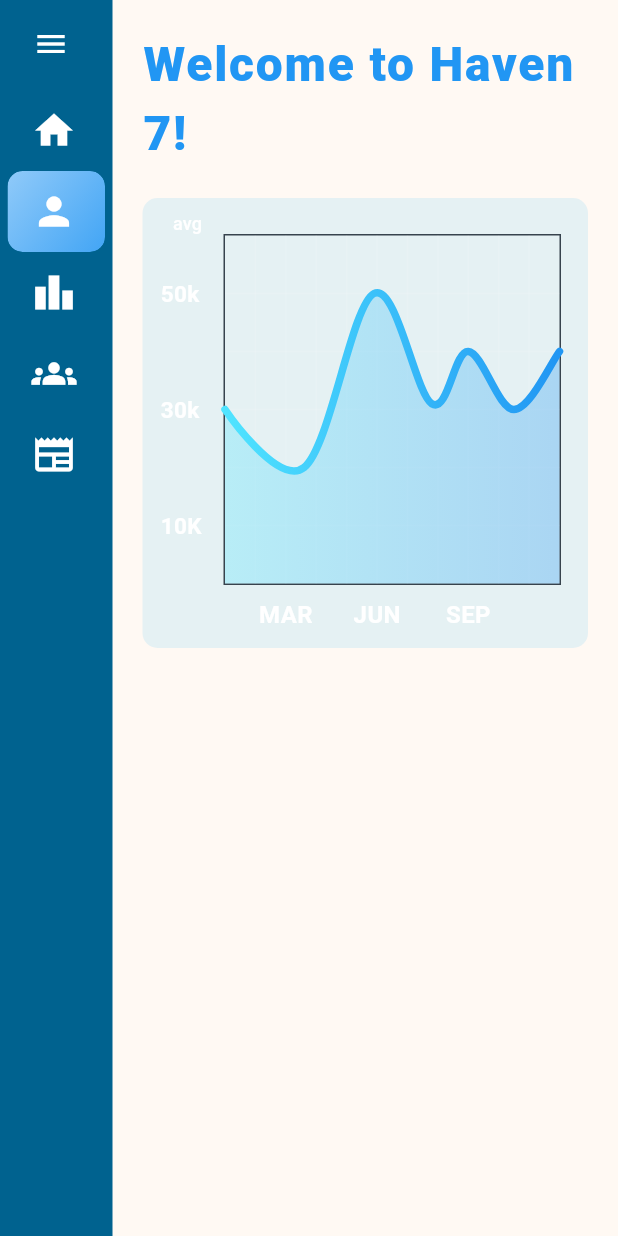
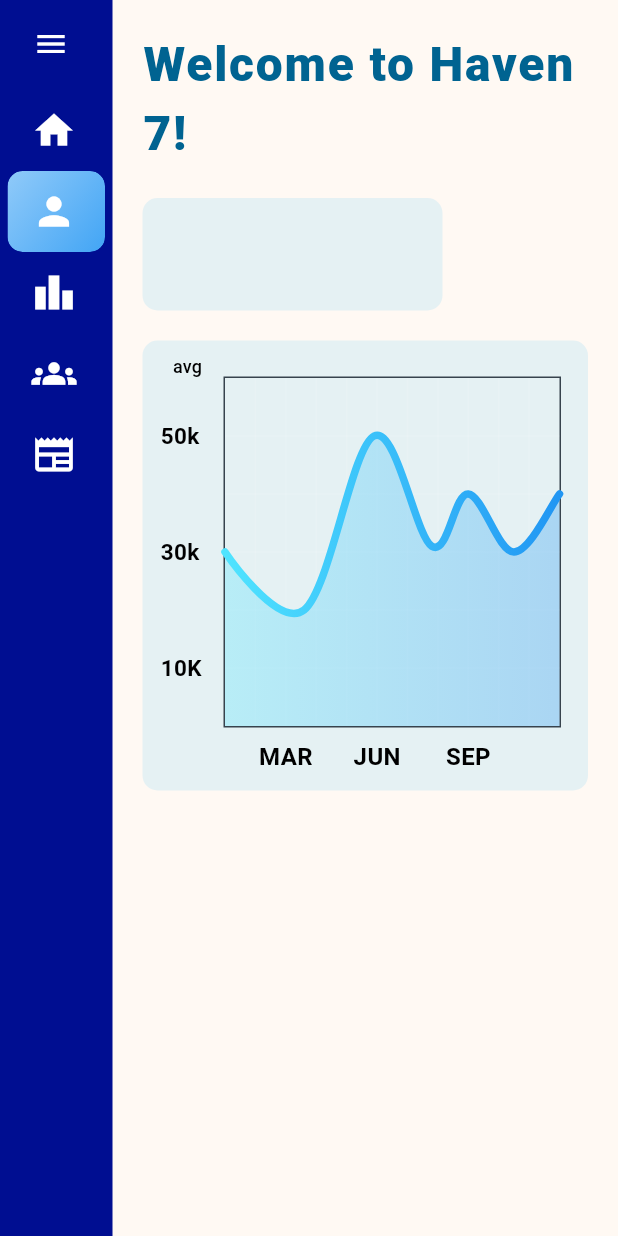
Before and after one commit to MistaPepe/haven7_flutterweb, a Flutter app: the MediumLayout screen opened directly, on a phone screen of 412 x 824 dp. Run offline on Flutter 3.47's test engine with Material 3 defaults, Android fonts, the phone set to English and light mode, and no system bars; drawn by our look-alikes of fl_chart; Roboto replaces fonts that are missing (Montserrat).

Commit message:
drawer update

```diff
--- a/lib/ui/component_widgets/graph.dart
+++ b/lib/ui/component_widgets/graph.dart
@@ -70,7 +70,7 @@ class _LineChartSample2State extends State<LineChartSample2> {
               'avg',
               style: TextStyle(
                 fontSize: 12,
-                color: showAvg ? Colors.white.withOpacity(0.5) : Colors.white,
+                color: showAvg ? Colors.black.withOpacity(0.5) : Colors.black,
               ),
             ),
           ),
@@ -83,7 +83,7 @@ class _LineChartSample2State extends State<LineChartSample2> {
     const style = TextStyle(
       fontWeight: FontWeight.bold,
       fontSize: 16,
-      color: Colors.white
+      color: Colors.black
     );
     Widget text;
     switch (value.toInt()) {
@@ -111,7 +111,7 @@ class _LineChartSample2State extends State<LineChartSample2> {
     const style = TextStyle(
       fontWeight: FontWeight.bold,
       fontSize: 15,
-      color: Colors.white
+      color: Colors.black
     );
     String text;
     switch (value.toInt()) {
--- a/lib/ui/component_widgets/router_bar_icons.dart
+++ b/lib/ui/component_widgets/router_bar_icons.dart
@@ -1,6 +1,8 @@
 import 'package:flutter/material.dart';
 import '../../provider/provider.dart';
 
+
+// building block for icon and the name of the router
 mixin RouterList {
   Widget routerRow(
       BuildContext context, String name, IconData icon, bool isHover) {
@@ -8,7 +10,7 @@ mixin RouterList {
       if (DrawerRouter.currentPage == name) {
         return [Colors.blue.shade200, Colors.blue.shade400];
       } else if (isHover) {
-        return [Colors.blue.shade400, Colors.blue.shade800];
+        return [const Color.fromARGB(255, 66, 108, 245), const Color.fromARGB(255, 21, 61, 192)];
       } else {
         return [const Color.fromARGB(0, 245, 55, 55), Colors.transparent];
       }
@@ -41,6 +43,7 @@ mixin RouterList {
   }
 }
 
+// blueprint that access the admindrawer class to form drawer
 abstract class DrawerRouterList extends StatefulWidget with RouterList {
   const DrawerRouterList({super.key});
 
@@ -81,3 +84,23 @@ class _DrawerRouterListState extends State<DrawerRouterList> {
     return widget.container((routerList()));
   }
 }
+
+class CustomDrawerMediumAndDesktop extends DrawerRouterList {
+  const CustomDrawerMediumAndDesktop({super.key});
+
+  @override
+  Widget container(List<Widget> routerList) {
+    return AnimatedContainer(
+      duration:const Duration(milliseconds: 250),
+      width: DrawerRouter.isDrawerOpen ? 220 : 75,
+      height: double.infinity,
+      color: const Color.fromARGB(255, 0, 14, 145),
+      child: Padding(
+        padding: const EdgeInsets.fromLTRB(5, 60, 5, 0),
+        child: ListView(
+          children: routerList,
+        ),
+      ),
+    );
+  }
+}
--- a/lib/ui/responsive_layouts/medium_layout.dart
+++ b/lib/ui/responsive_layouts/medium/medium_layout.dart
@@ -35,32 +35,34 @@ class _MediumLayoutState extends State<MediumLayout> {
           children: [
             //Drawer Widget
             Stack(children: [
-              CustomDrawerMedium(),
+              CustomDrawerMediumAndDesktop(),
               Positioned(top: 5, left: 10, child: menuButton),
             ]),
 
             //Body Widget
-            const Expanded(
+             Expanded(
               child: Padding(
-                padding: EdgeInsets.all(20.0),
+                padding: const EdgeInsets.all(20.0),
                 child: Column(
                   crossAxisAlignment: CrossAxisAlignment.start,
                   children: [
                     ///first column, the main body for medium size broweser
                     ///consist of cards, graph, and clients
-                    Text(
+                    const Text(
                       'Welcome to Haven 7!',
                       style: TextStyle(
                         fontSize: 32,
                         fontWeight: FontWeight.w900,
                         fontFamily: 'Montserrat',
-                        color: Colors.blue,
+                        color:  Color.fromARGB(255, 0, 99, 145),
                         letterSpacing:
                             1.2,
                       ),
                     ),
-                    SizedBox(height: 20),
-                    CardTemplate(
+                   const SizedBox(height: 20),
+                    CardTemplate(baseWidth: 200, baseHeight: 75, child: Container()),
+                    const SizedBox(height: 20),
+                    const CardTemplate(
                       baseHeight: 300,
                       baseWidth: 700,
                       child: LineChartSample2(),
@@ -75,23 +77,3 @@ class _MediumLayoutState extends State<MediumLayout> {
     );
   }
 }
-
-class CustomDrawerMedium extends DrawerRouterList {
-  const CustomDrawerMedium({super.key});
-
-  @override
-  Widget container(List<Widget> routerList) {
-    return AnimatedContainer(
-      duration: Duration(milliseconds: 300),
-      width: DrawerRouter.isDrawerOpen ? 250 : 75,
-      height: double.infinity,
-      color: const Color.fromARGB(255, 0, 98, 143),
-      child: Padding(
-        padding: const EdgeInsets.fromLTRB(5, 60, 5, 0),
-        child: ListView(
-          children: routerList,
-        ),
-      ),
-    );
-  }
-}
--- a/lib/ui/responsive_layouts/responsive_layout.dart
+++ b/lib/ui/responsive_layouts/responsive_layout.dart
@@ -1,6 +1,6 @@
-export 'package:haven7_flutterweb/ui/responsive_layouts/desktop_layout.dart';
-export 'package:haven7_flutterweb/ui/responsive_layouts/medium_layout.dart';
-export 'package:haven7_flutterweb/ui/responsive_layouts/mobile_layout.dart';
+export 'package:haven7_flutterweb/ui/responsive_layouts/desktop/desktop_layout.dart';
+export 'package:haven7_flutterweb/ui/responsive_layouts/medium/medium_layout.dart';
+export 'package:haven7_flutterweb/ui/responsive_layouts/mobile/mobile_layout.dart';
 
 import 'package:flutter/material.dart';
 
```
Also changed, not shown: lib/ui/responsive_layouts/desktop/desktop_layout.dart (added, +50 -0 lines), lib/ui/responsive_layouts/desktop_layout.dart (deleted, +0 -74 lines), lib/ui/responsive_layouts/mobile/mobile_layout.dart (added, +59 -0 lines), lib/ui/responsive_layouts/mobile_layout.dart (deleted, +0 -16 lines).
